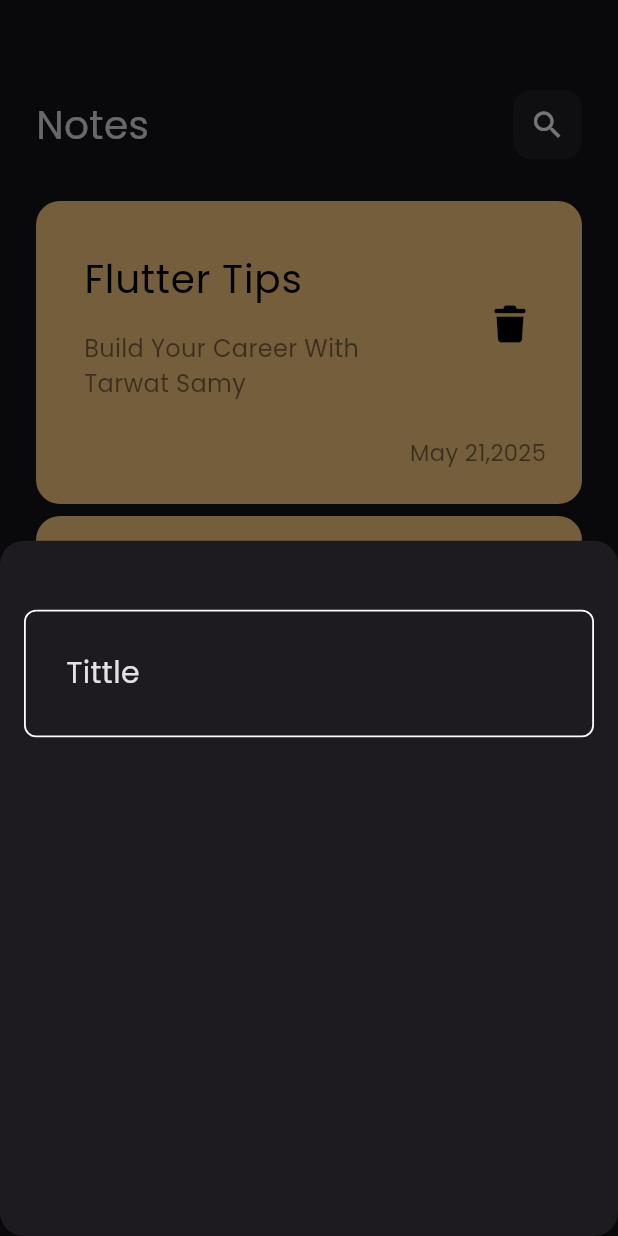
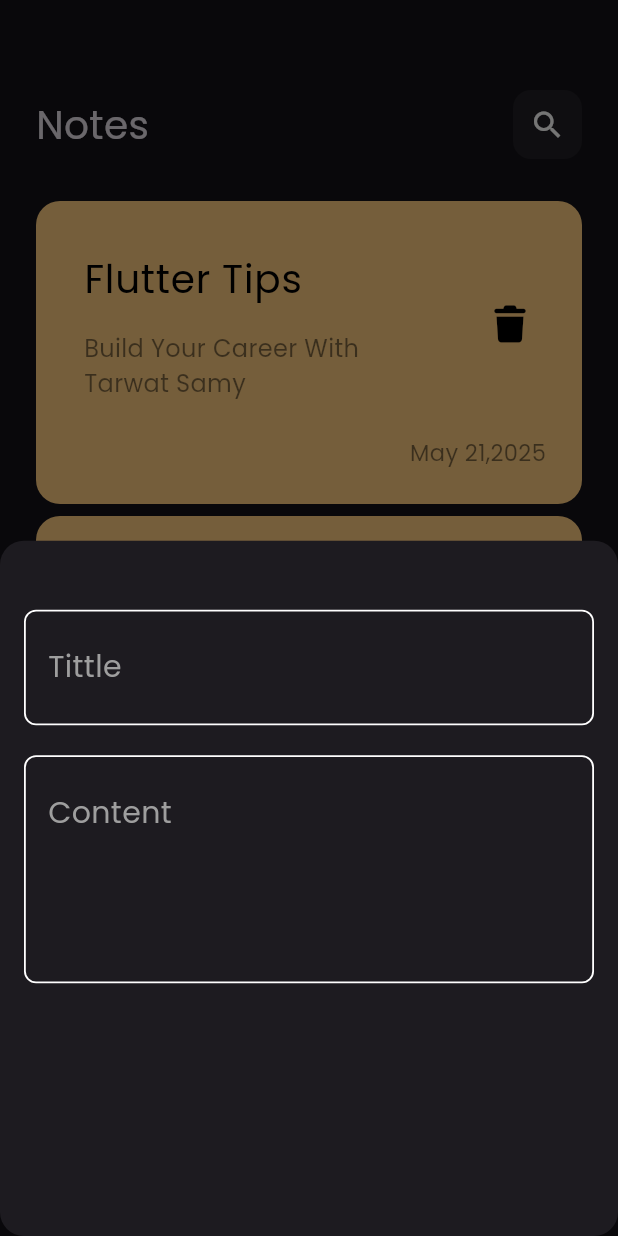
Before and after one commit to MoHa270xX/notesapp, a Flutter app: the screen it shows after launch, after a tap on the "add" icon, on a phone screen of 412 x 824 dp. Run offline on Flutter 3.47's test engine with Material 3 defaults, Android fonts, the phone set to English and light mode, and no system bars; our stand-ins replace font_awesome_flutter.

Commit message:
create content text field

```diff
--- a/lib/widgets/Custom_textfeild.dart
+++ b/lib/widgets/Custom_textfeild.dart
@@ -1,8 +1,9 @@
 import 'package:flutter/material.dart';
 
 class CustomTextFeild extends StatelessWidget {
-  CustomTextFeild({required this.tittle});
+  CustomTextFeild({required this.tittle, this.maxlines = 1});
   String? tittle;
+  int? maxlines;
 
   @override
   Widget build(BuildContext context) {
@@ -13,10 +14,14 @@ class CustomTextFeild extends StatelessWidget {
         focusedBorder: buildborder(Color(0xff62FCD7)),
         border: buildborder(),
         hint: Padding(
-          padding: const EdgeInsets.all(12),
-          child: Text(tittle!, style: TextStyle(fontSize: 20)),
+          padding: const EdgeInsets.symmetric(vertical: 8),
+          child: Text(
+            tittle!,
+            style: TextStyle(color: Colors.grey, fontSize: 20),
+          ),
         ),
       ),
+      maxLines: maxlines,
     );
   }
 }
--- a/lib/widgets/addnotemodelsheet.dart
+++ b/lib/widgets/addnotemodelsheet.dart
@@ -13,6 +13,8 @@ class AddNote extends StatelessWidget {
           children: [
             SizedBox(height: 30),
             CustomTextFeild(tittle: "Tittle"),
+            SizedBox(height: 20),
+            CustomTextFeild(tittle: "Content", maxlines: 5),
           ],
         ),
       ),
```
